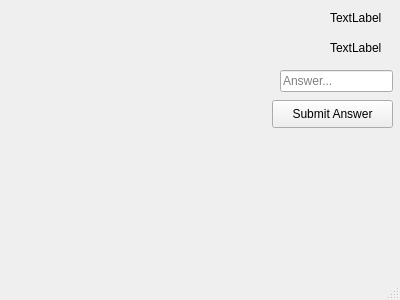
Old version of the form 3505_Final_Project/mainwindow.ui in the repository SkylerHektner/GoblinGurus.
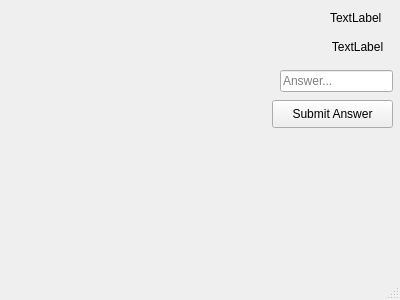
New version of the form.

Patch:
```diff
--- a/3505_Final_Project/mainwindow.ui
+++ b/3505_Final_Project/mainwindow.ui
@@ -130,6 +130,12 @@
     <property name="text">
      <string>TextLabel</string>
     </property>
+    <property name="alignment">
+     <set>Qt::AlignHCenter|Qt::AlignTop</set>
+    </property>
+    <property name="wordWrap">
+     <bool>true</bool>
+    </property>
    </widget>
    <widget class="QLineEdit" name="AnswerLineEdit">
     <property name="geometry">
```
